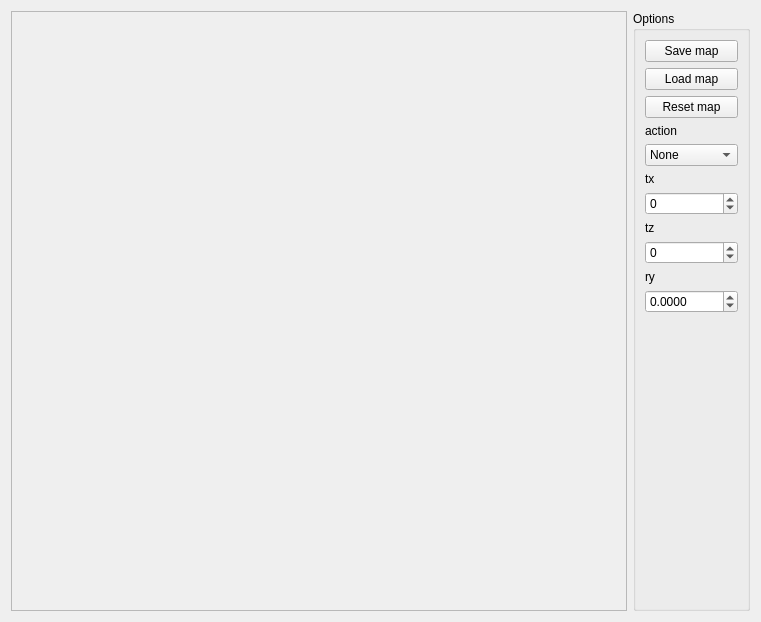
First picture: the form in experimental/gmappingComp/src/mainUI.ui, repository robocomp/robocomp-robolab, before the edit.
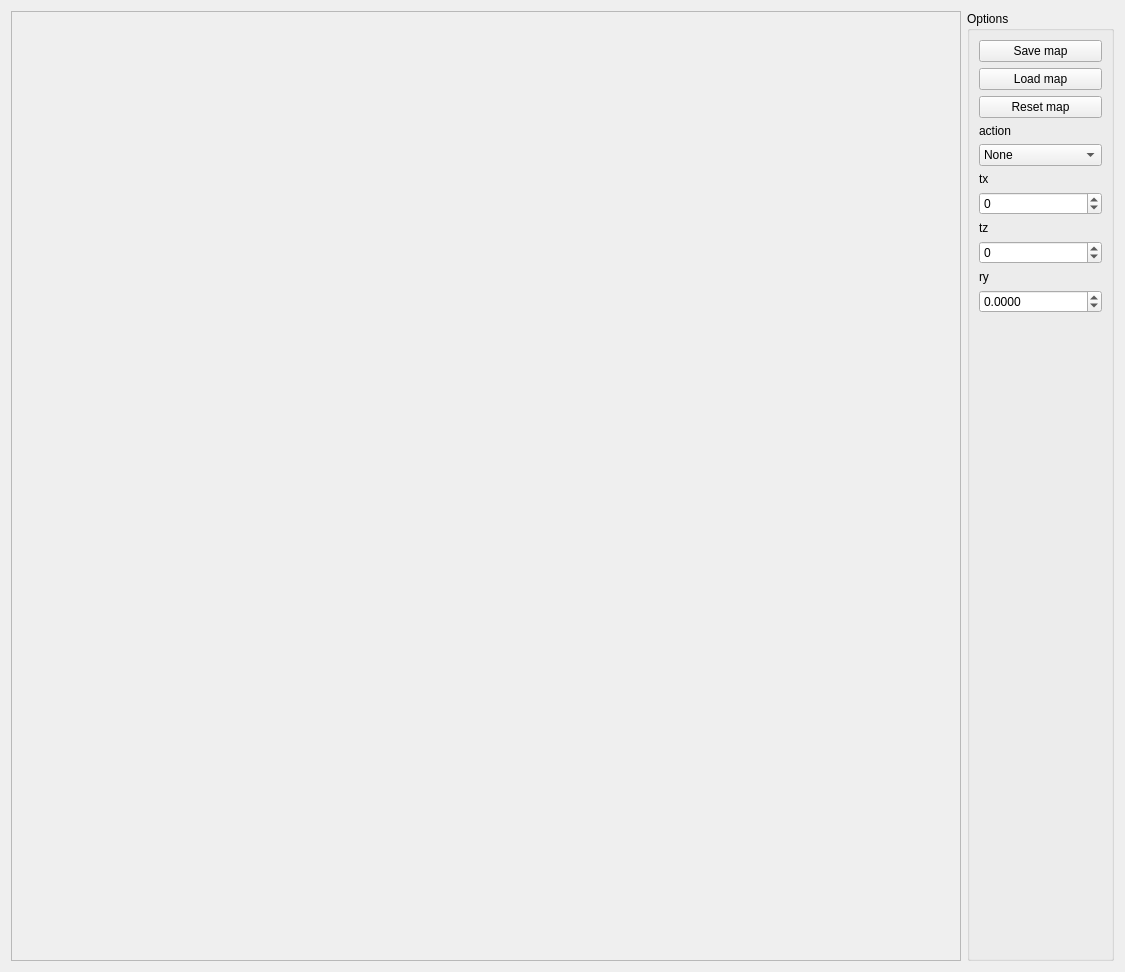
Second picture: the form after the edit.

Diff of the .ui file:
```diff
--- a/experimental/gmappingComp/src/mainUI.ui
+++ b/experimental/gmappingComp/src/mainUI.ui
@@ -6,8 +6,8 @@
    <rect>
     <x>0</x>
     <y>0</y>
-    <width>761</width>
-    <height>620</height>
+    <width>1125</width>
+    <height>964</height>
    </rect>
   </property>
   <property name="sizePolicy">
@@ -25,15 +25,21 @@
      <item>
       <widget class="QFrame" name="frame">
        <property name="sizePolicy">
-        <sizepolicy hsizetype="Expanding" vsizetype="Expanding">
+        <sizepolicy hsizetype="Fixed" vsizetype="Fixed">
          <horstretch>5</horstretch>
          <verstretch>1</verstretch>
         </sizepolicy>
        </property>
        <property name="minimumSize">
         <size>
-         <width>600</width>
-         <height>600</height>
+         <width>950</width>
+         <height>950</height>
+        </size>
+       </property>
+       <property name="sizeIncrement">
+        <size>
+         <width>950</width>
+         <height>950</height>
         </size>
        </property>
        <property name="frameShape">
```
